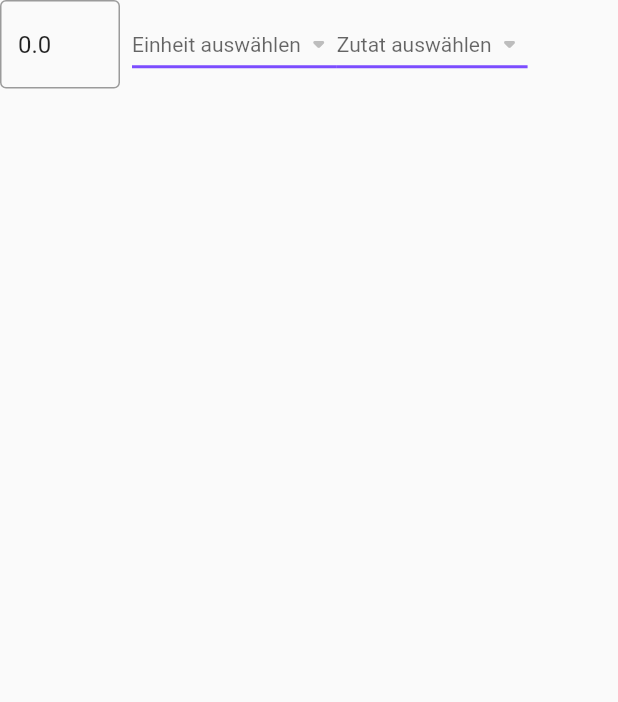
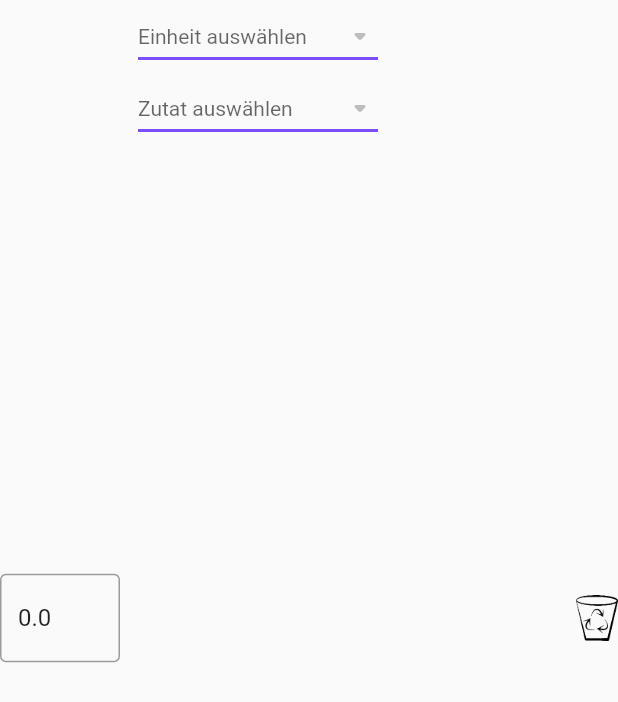
Before and after one commit to chauss/recipy_frontend, a Flutter app: the EditIngredientUsageWidget widget shown alone on an empty page, opened directly with empty values, on a phone screen of 412 x 824 dp. Shown: the top 702 px of the screen. Run offline on Flutter 3.47's test engine with Material 2 defaults, Android fonts, the phone set to English and light mode, and no system bars; our stand-ins replace flutter_riverpod, freezed_annotation; network calls fail.

Commit message:
added the ability to delete ingredientUsages

```diff
--- a/lib/pages/ingredient_units/ingredient_units_page.dart
+++ b/lib/pages/ingredient_units/ingredient_units_page.dart
@@ -73,7 +73,7 @@ class IngredientUnitsPage extends ConsumerWidget {
             .map(
               (ingredientUnit) => IngredientUnitWidget(
                 ingredientUnit: ingredientUnit,
-                onDeleteIngredientCallback: () =>
+                onDeleteIngredientUnitCallback: () =>
                     controller.deleteIngredientUnit(
                   DeleteIngredientUnitRequest(
                       ingredientUnitId: ingredientUnit.id),
--- a/lib/pages/ingredient_units/parts/ingredient_unit_widget.dart
+++ b/lib/pages/ingredient_units/parts/ingredient_unit_widget.dart
@@ -4,12 +4,12 @@ import 'package:recipy_frontend/models/ingredient_unit.dart';
 
 class IngredientUnitWidget extends StatelessWidget {
   final IngredientUnit ingredientUnit;
-  final Function()? onDeleteIngredientCallback;
+  final Function()? onDeleteIngredientUnitCallback;
 
   const IngredientUnitWidget({
     Key? key,
     required this.ingredientUnit,
-    this.onDeleteIngredientCallback,
+    this.onDeleteIngredientUnitCallback,
   }) : super(key: key);
 
   @override
@@ -37,7 +37,7 @@ class IngredientUnitWidget extends StatelessWidget {
               'assets/icons/trash.png',
               width: 28,
             ),
-            onTap: onDeleteIngredientCallback,
+            onTap: onDeleteIngredientUnitCallback,
           ),
         ],
       ),
--- a/lib/pages/recipe_detail/parts/edit_ingredient_usage_widget.dart
+++ b/lib/pages/recipe_detail/parts/edit_ingredient_usage_widget.dart
@@ -12,6 +12,7 @@ class EditIngredientUsageWidget extends StatelessWidget {
   final Function(double) onAmountChanged;
   final Function(String?) onIngredientChanged;
   final Function(String?) onIngredientUnitChanged;
+  final Function()? onDeleteIngredientUsageCallback;
 
   final Ingredient? ingredient;
   final IngredientUnit? ingredientUnit;
@@ -23,6 +24,7 @@ class EditIngredientUsageWidget extends StatelessWidget {
     required this.onAmountChanged,
     required this.onIngredientChanged,
     required this.onIngredientUnitChanged,
+    this.onDeleteIngredientUsageCallback,
   })  : ingredient = ingredientFor(usage.ingredientId ?? ""),
         ingredientUnit = ingredientUnitFor(usage.ingredientUnitId ?? ""),
         amountController = TextEditingController(text: usage.amount.toString()),
@@ -32,18 +34,25 @@ class EditIngredientUsageWidget extends StatelessWidget {
   Widget build(BuildContext context) {
     return Row(
       children: [
-        buildEditAmountUnitWidget(),
-        buildIngredientWidget(),
-      ],
-    );
-  }
-
-  Widget buildEditAmountUnitWidget() {
-    return Row(
-      children: [
         buildEditAmountWidget(),
-        const SizedBox(width: 8),
-        buildEditIngredientUsageWidget(),
+        const SizedBox(width: 12),
+        SizedBox(
+          width: 160,
+          child: Column(
+            children: [
+              buildEditIngredientUsageWidget(),
+              buildIngredientWidget(),
+            ],
+          ),
+        ),
+        Expanded(child: Container()),
+        InkWell(
+          child: Image.asset(
+            'assets/icons/trash.png',
+            width: 28,
+          ),
+          onTap: onDeleteIngredientUsageCallback,
+        ),
       ],
     );
   }
--- a/lib/pages/recipe_detail/recipe_detail_page.dart
+++ b/lib/pages/recipe_detail/recipe_detail_page.dart
@@ -3,6 +3,7 @@ import 'package:flutter/scheduler.dart';
 import 'package:flutter_riverpod/flutter_riverpod.dart';
 import 'package:recipy_frontend/helpers/providers.dart';
 import 'package:recipy_frontend/models/ingredient_usage.dart';
+import 'package:recipy_frontend/pages/recipe_detail/parts/delete_ingredient_usage_request.dart';
 import 'package:recipy_frontend/pages/recipe_detail/parts/edit_ingredient_usage_widget.dart';
 import 'package:recipy_frontend/pages/recipe_detail/parts/editable_ingredient_usage.dart';
 import 'package:recipy_frontend/pages/recipe_detail/recipe_detail_model.dart';
@@ -117,6 +118,10 @@ class RecipeDetailPage extends ConsumerWidget {
               controller.updateUsageIngredient(usage, ingredientId),
           onIngredientUnitChanged: (ingredientUsageId) =>
               controller.updateUsageIngredientUnit(usage, ingredientUsageId),
+          onDeleteIngredientUsageCallback: () =>
+              controller.deleteIngredientUsage(DeleteIngredientUsageRequest(
+            ingredientUsage: usage,
+          )),
         ));
   }
 
@@ -140,6 +145,7 @@ abstract class RecipeDetailController extends StateNotifier<RecipeDetailModel> {
       EditableIngredientUsage usage, String? ingredientId);
   void updateUsageIngredientUnit(
       EditableIngredientUsage usage, String? ingredientUnitId);
+  void deleteIngredientUsage(DeleteIngredientUsageRequest request);
 
   void dismissError();
 }
--- a/lib/repositories/ingredient_usage_repository.dart
+++ /dev/null
@@ -1,5 +0,0 @@
-import 'package:logging/logging.dart';
-
-class IngredientUsageRepository {
-  final log = Logger('IngredientUsageRepository');
-}
--- a/lib/widgets/recipy_dropdown_widget.dart
+++ b/lib/widgets/recipy_dropdown_widget.dart
@@ -23,6 +23,7 @@ class RecipyDropdownWidget<T> extends StatelessWidget {
   @override
   Widget build(BuildContext context) {
     return DropdownButton<T>(
+      isExpanded: true,
       value: preselection,
       hint: Text(hint ?? ""),
       icon: const Icon(Icons.arrow_drop_down_rounded),
```
Also changed, not shown: lib/pages/recipe_detail/parts/delete_ingredient_usage_request.dart (added, +8 -0 lines), lib/pages/recipe_detail/recipe_detail_controller.dart (+24 -0 lines), lib/repositories/recipe_repository.dart (+26 -0 lines).
